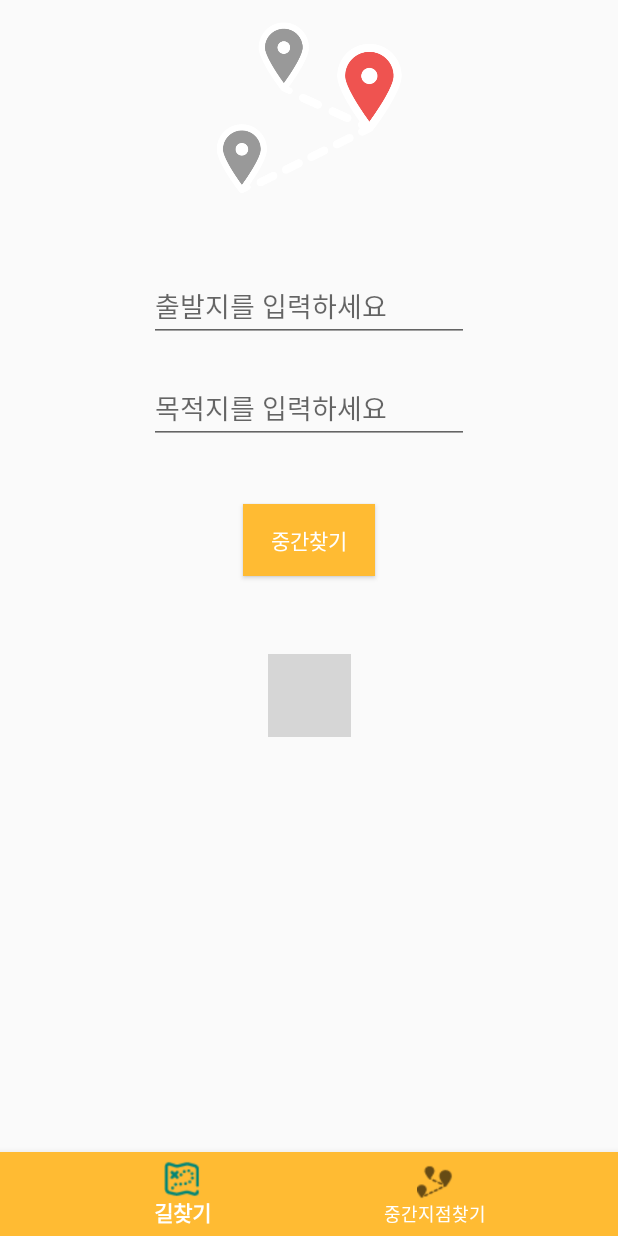
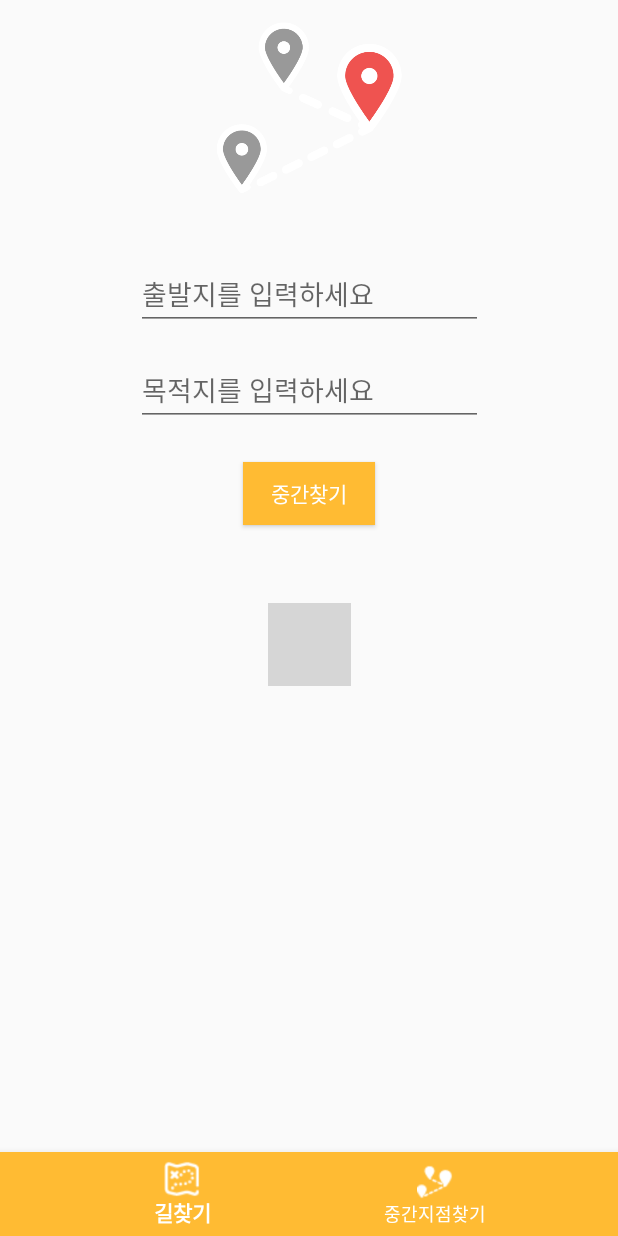
Before and after one commit to HaeKang/wang_do_no, an Android app: the Find_Fragment screen opened directly, with no data from a screen before it, item 2 of the bottom bar chosen, on a phone screen of 412 x 824 dp. Run offline under Robolectric (Android 15) with nearby library versions, the phone set to English and light mode, and no system bars; libraries missing offline, so code that uses them is left out: com.odsay.odsayandroidsdk; 8 statements that could not run were skipped; grey boxes are pictures that could not be loaded.

Commit message:
layout수정

```diff
--- a/app/src/main/AndroidManifest.xml
+++ b/app/src/main/AndroidManifest.xml
@@ -15,8 +15,6 @@
             android:theme="@style/AppTheme">
 
 
-        <activity android:name=".test2">
-        </activity>
         <activity android:name=".subway.subway_friend">
         </activity>
         <activity
--- a/app/src/main/res/layout/activity_find__subway.xml
+++ b/app/src/main/res/layout/activity_find__subway.xml
@@ -27,6 +27,6 @@
             app:layout_constraintBottom_toBottomOf="parent"
             app:layout_constraintLeft_toLeftOf="parent"
             app:layout_constraintRight_toRightOf="parent"
-            app:menu="@menu/navigation"/>
+            app:menu="@menu/navigation" app:itemIconTint="@color/cardview_light_background"/>
 
 </android.support.constraint.ConstraintLayout>
--- a/app/src/main/res/layout/fragment_middle.xml
+++ b/app/src/main/res/layout/fragment_middle.xml
@@ -10,15 +10,15 @@
     <Button
             android:text="중간찾기"
             android:layout_width="wrap_content"
-            android:layout_height="wrap_content"
+            android:layout_height="42dp"
             android:id="@+id/middle_btn"
-            android:layout_marginTop="40dp" app:layout_constraintTop_toBottomOf="@+id/end_text_mid"
+            android:layout_marginTop="24dp" app:layout_constraintTop_toBottomOf="@+id/end_text_mid"
             app:layout_constraintStart_toStartOf="parent" android:layout_marginLeft="8dp"
             android:layout_marginStart="8dp" app:layout_constraintEnd_toEndOf="parent" android:layout_marginEnd="8dp"
             android:layout_marginRight="8dp" android:textColor="@color/cardview_light_background"
             android:background="@android:color/holo_orange_light"/>
     <EditText
-            android:layout_width="wrap_content"
+            android:layout_width="231dp"
             android:layout_height="wrap_content"
             android:inputType="textPersonName"
             android:ems="10"
@@ -26,14 +26,14 @@
             android:layout_marginStart="8dp"
             app:layout_constraintStart_toStartOf="parent" android:layout_marginLeft="8dp" android:layout_marginEnd="8dp"
             app:layout_constraintEnd_toEndOf="parent" android:layout_marginRight="8dp" android:hint="출발지를 입력하세요"
-            android:layout_marginTop="44dp" app:layout_constraintTop_toBottomOf="@+id/imageView4"/>
+            android:layout_marginTop="36dp" app:layout_constraintTop_toBottomOf="@+id/imageView4"/>
     <EditText
-            android:layout_width="wrap_content"
+            android:layout_width="231dp"
             android:layout_height="wrap_content"
             android:inputType="textPersonName"
             android:ems="10"
             android:id="@+id/end_text_mid"
-            android:layout_marginTop="20dp"
+            android:layout_marginTop="16dp"
             app:layout_constraintTop_toBottomOf="@+id/start_text_mid" android:layout_marginStart="8dp"
             app:layout_constraintStart_toStartOf="parent" android:layout_marginLeft="8dp" android:layout_marginEnd="8dp"
             app:layout_constraintEnd_toEndOf="parent" android:layout_marginRight="8dp" android:hint="목적지를 입력하세요"/>
--- a/app/src/main/res/values/strings.xml
+++ b/app/src/main/res/values/strings.xml
@@ -1,5 +1,5 @@
 <resources>
-    <string name="app_name">wang_do_no</string>
+    <string name="app_name">왕도는 없다</string>
     <string name="title_activity_main2">Main2Activity</string>
     <string name="navigation_drawer_open">Open navigation drawer</string>
     <string name="navigation_drawer_close">Close navigation drawer</string>
```
